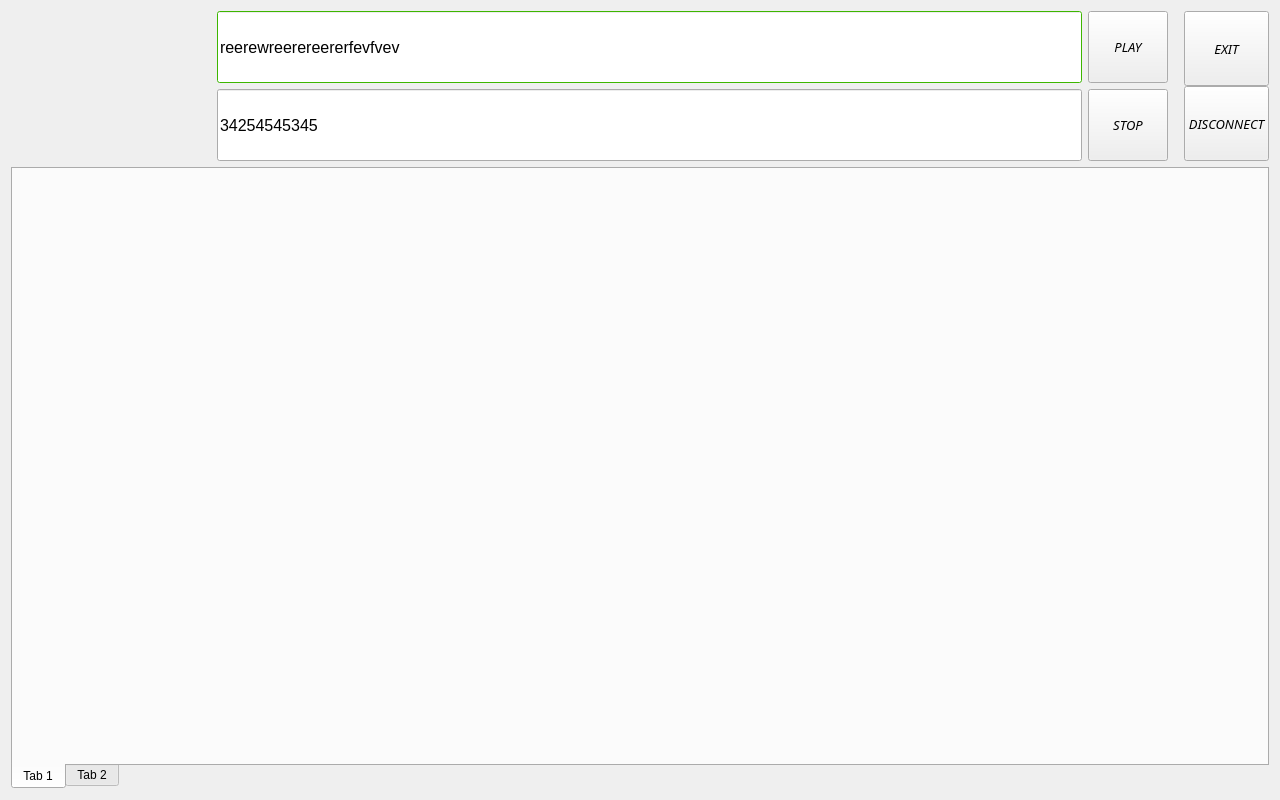
cyniu88/QT_kurs, file iDom_Client/idom_client.ui: the form before one commit.
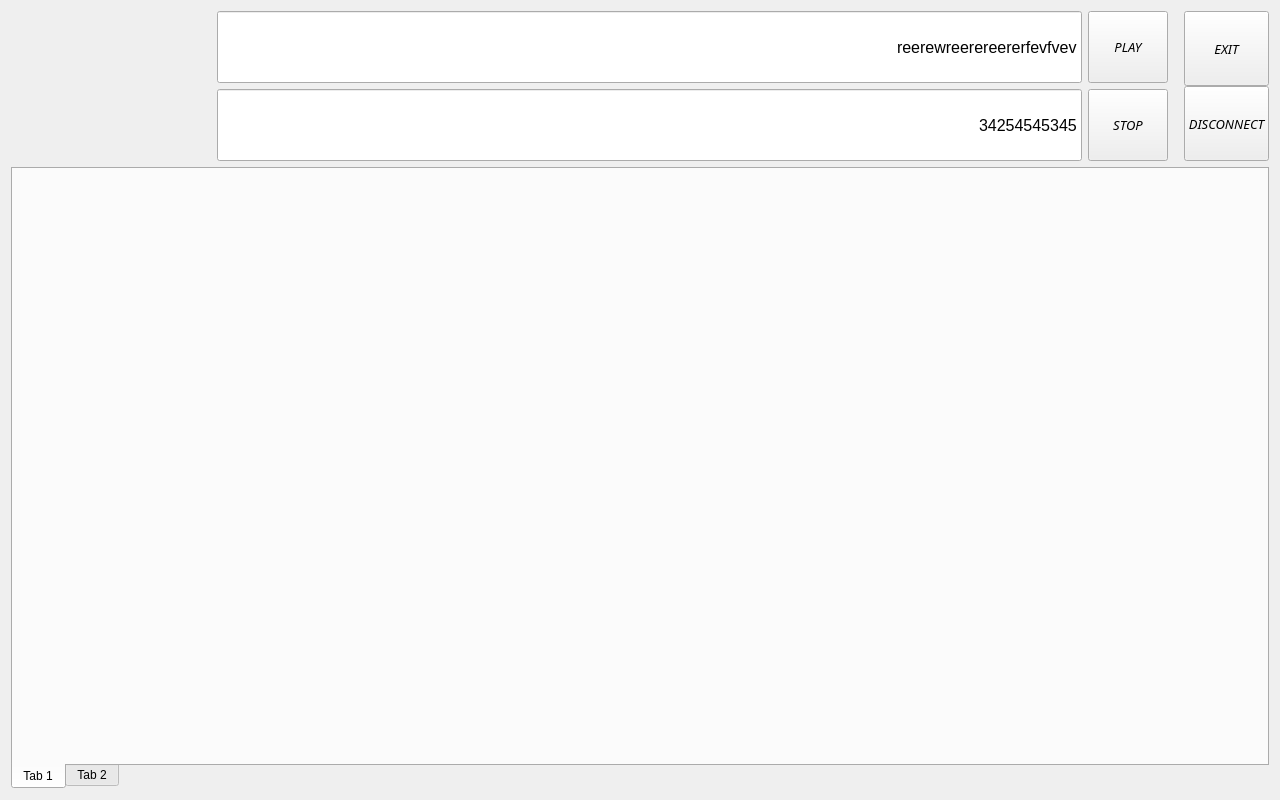
The form after the commit. Icons and pictures are not drawn.

```diff
--- a/iDom_Client/idom_client.ui
+++ b/iDom_Client/idom_client.ui
@@ -323,421 +323,6 @@
             <verstretch>0</verstretch>
            </sizepolicy>
           </property>
-          <property name="palette">
-           <palette>
-            <active>
-             <colorrole role="WindowText">
-              <brush brushstyle="SolidPattern">
-               <color alpha="255">
-                <red>0</red>
-                <green>0</green>
-                <blue>0</blue>
-               </color>
-              </brush>
-             </colorrole>
-             <colorrole role="Button">
-              <brush brushstyle="SolidPattern">
-               <color alpha="255">
-                <red>85</red>
-                <green>255</green>
-                <blue>0</blue>
-               </color>
-              </brush>
-             </colorrole>
-             <colorrole role="Light">
-              <brush brushstyle="SolidPattern">
-               <color alpha="255">
-                <red>170</red>
-                <green>255</green>
-                <blue>127</blue>
-               </color>
-              </brush>
-             </colorrole>
-             <colorrole role="Midlight">
-              <brush brushstyle="SolidPattern">
-               <color alpha="255">
-                <red>127</red>
-                <green>255</green>
-                <blue>63</blue>
-               </color>
-              </brush>
-             </colorrole>
-             <colorrole role="Dark">
-              <brush brushstyle="SolidPattern">
-               <color alpha="255">
-                <red>42</red>
-                <green>127</green>
-                <blue>0</blue>
-               </color>
-              </brush>
-             </colorrole>
-             <colorrole role="Mid">
-              <brush brushstyle="SolidPattern">
-               <color alpha="255">
-                <red>56</red>
-                <green>170</green>
-                <blue>0</blue>
-               </color>
-              </brush>
-             </colorrole>
-             <colorrole role="Text">
-              <brush brushstyle="SolidPattern">
-               <color alpha="255">
-                <red>0</red>
-                <green>0</green>
-                <blue>0</blue>
-               </color>
-              </brush>
-             </colorrole>
-             <colorrole role="BrightText">
-              <brush brushstyle="SolidPattern">
-               <color alpha="255">
-                <red>255</red>
-                <green>255</green>
-                <blue>255</blue>
-               </color>
-              </brush>
-             </colorrole>
-             <colorrole role="ButtonText">
-              <brush brushstyle="SolidPattern">
-               <color alpha="255">
-                <red>0</red>
-                <green>0</green>
-                <blue>0</blue>
-               </color>
-              </brush>
-             </colorrole>
-             <colorrole role="Base">
-              <brush brushstyle="SolidPattern">
-               <color alpha="255">
-                <red>255</red>
-                <green>255</green>
-                <blue>255</blue>
-               </color>
-              </brush>
-             </colorrole>
-             <colorrole role="Window">
-              <brush brushstyle="SolidPattern">
-               <color alpha="255">
-                <red>85</red>
-                <green>255</green>
-                <blue>0</blue>
-               </color>
-              </brush>
-             </colorrole>
-             <colorrole role="Shadow">
-              <brush brushstyle="SolidPattern">
-               <color alpha="255">
-                <red>0</red>
-                <green>0</green>
-                <blue>0</blue>
-               </color>
-              </brush>
-             </colorrole>
-             <colorrole role="AlternateBase">
-              <brush brushstyle="SolidPattern">
-               <color alpha="255">
-                <red>170</red>
-                <green>255</green>
-                <blue>127</blue>
-               </color>
-              </brush>
-             </colorrole>
-             <colorrole role="ToolTipBase">
-              <brush brushstyle="SolidPattern">
-               <color alpha="255">
-                <red>255</red>
-                <green>255</green>
-                <blue>220</blue>
-               </color>
-              </brush>
-             </colorrole>
-             <colorrole role="ToolTipText">
-              <brush brushstyle="SolidPattern">
-               <color alpha="255">
-                <red>0</red>
-                <green>0</green>
-                <blue>0</blue>
-               </color>
-              </brush>
-             </colorrole>
-            </active>
-            <inactive>
-             <colorrole role="WindowText">
-              <brush brushstyle="SolidPattern">
-               <color alpha="255">
-                <red>0</red>
-                <green>0</green>
-                <blue>0</blue>
-               </color>
-              </brush>
-             </colorrole>
-             <colorrole role="Button">
-              <brush brushstyle="SolidPattern">
-               <color alpha="255">
-                <red>85</red>
-                <green>255</green>
-                <blue>0</blue>
-               </color>
-              </brush>
-             </colorrole>
-             <colorrole role="Light">
-              <brush brushstyle="SolidPattern">
-               <color alpha="255">
-                <red>170</red>
-                <green>255</green>
-                <blue>127</blue>
-               </color>
-              </brush>
-             </colorrole>
-             <colorrole role="Midlight">
-              <brush brushstyle="SolidPattern">
-               <color alpha="255">
-                <red>127</red>
-                <green>255</green>
-                <blue>63</blue>
-               </color>
-              </brush>
-             </colorrole>
-             <colorrole role="Dark">
-              <brush brushstyle="SolidPattern">
-               <color alpha="255">
-                <red>42</red>
-                <green>127</green>
-                <blue>0</blue>
-               </color>
-              </brush>
-             </colorrole>
-             <colorrole role="Mid">
-              <brush brushstyle="SolidPattern">
-               <color alpha="255">
-                <red>56</red>
-                <green>170</green>
-                <blue>0</blue>
-               </color>
-              </brush>
-             </colorrole>
-             <colorrole role="Text">
-              <brush brushstyle="SolidPattern">
-               <color alpha="255">
-                <red>0</red>
-                <green>0</green>
-                <blue>0</blue>
-               </color>
-              </brush>
-             </colorrole>
-             <colorrole role="BrightText">
-              <brush brushstyle="SolidPattern">
-               <color alpha="255">
-                <red>255</red>
-                <green>255</green>
-                <blue>255</blue>
-               </color>
-              </brush>
-             </colorrole>
-             <colorrole role="ButtonText">
-              <brush brushstyle="SolidPattern">
-               <color alpha="255">
-                <red>0</red>
-                <green>0</green>
-                <blue>0</blue>
-               </color>
-              </brush>
-             </colorrole>
-             <colorrole role="Base">
-              <brush brushstyle="SolidPattern">
-               <color alpha="255">
-                <red>255</red>
-                <green>255</green>
-                <blue>255</blue>
-               </color>
-              </brush>
-             </colorrole>
-             <colorrole role="Window">
-              <brush brushstyle="SolidPattern">
-               <color alpha="255">
-                <red>85</red>
-                <green>255</green>
-                <blue>0</blue>
-               </color>
-              </brush>
-             </colorrole>
-             <colorrole role="Shadow">
-              <brush brushstyle="SolidPattern">
-               <color alpha="255">
-                <red>0</red>
-                <green>0</green>
-                <blue>0</blue>
-               </color>
-              </brush>
-             </colorrole>
-             <colorrole role="AlternateBase">
-              <brush brushstyle="SolidPattern">
-               <color alpha="255">
-                <red>170</red>
-                <green>255</green>
-                <blue>127</blue>
-               </color>
-              </brush>
-             </colorrole>
-             <colorrole role="ToolTipBase">
-              <brush brushstyle="SolidPattern">
-               <color alpha="255">
-                <red>255</red>
-                <green>255</green>
-                <blue>220</blue>
-               </color>
-              </brush>
-             </colorrole>
-             <colorrole role="ToolTipText">
-              <brush brushstyle="SolidPattern">
-               <color alpha="255">
-                <red>0</red>
-                <green>0</green>
-                <blue>0</blue>
-               </color>
-              </brush>
-             </colorrole>
-            </inactive>
-            <disabled>
-             <colorrole role="WindowText">
-              <brush brushstyle="SolidPattern">
-               <color alpha="255">
-                <red>42</red>
-                <green>127</green>
-                <blue>0</blue>
-               </color>
-              </brush>
-             </colorrole>
-             <colorrole role="Button">
-              <brush brushstyle="SolidPattern">
-               <color alpha="255">
-                <red>85</red>
-                <green>255</green>
-                <blue>0</blue>
-               </color>
-              </brush>
-             </colorrole>
-             <colorrole role="Light">
-              <brush brushstyle="SolidPattern">
-               <color alpha="255">
-                <red>170</red>
-                <green>255</green>
-                <blue>127</blue>
-               </color>
-              </brush>
-             </colorrole>
-             <colorrole role="Midlight">
-              <brush brushstyle="SolidPattern">
-               <color alpha="255">
-                <red>127</red>
-                <green>255</green>
-                <blue>63</blue>
-               </color>
-              </brush>
-             </colorrole>
-             <colorrole role="Dark">
-              <brush brushstyle="SolidPattern">
-               <color alpha="255">
-                <red>42</red>
-                <green>127</green>
-                <blue>0</blue>
-               </color>
-              </brush>
-             </colorrole>
-             <colorrole role="Mid">
-              <brush brushstyle="SolidPattern">
-               <color alpha="255">
-                <red>56</red>
-                <green>170</green>
-                <blue>0</blue>
-               </color>
-              </brush>
-             </colorrole>
-             <colorrole role="Text">
-              <brush brushstyle="SolidPattern">
-               <color alpha="255">
-                <red>42</red>
-                <green>127</green>
-                <blue>0</blue>
-               </color>
-              </brush>
-             </colorrole>
-             <colorrole role="BrightText">
-              <brush brushstyle="SolidPattern">
-               <color alpha="255">
-                <red>255</red>
-                <green>255</green>
-                <blue>255</blue>
-               </color>
-              </brush>
-             </colorrole>
-             <colorrole role="ButtonText">
-              <brush brushstyle="SolidPattern">
-               <color alpha="255">
-                <red>42</red>
-                <green>127</green>
-                <blue>0</blue>
-               </color>
-              </brush>
-             </colorrole>
-             <colorrole role="Base">
-              <brush brushstyle="SolidPattern">
-               <color alpha="255">
-                <red>85</red>
-                <green>255</green>
-                <blue>0</blue>
-               </color>
-              </brush>
-             </colorrole>
-             <colorrole role="Window">
-              <brush brushstyle="SolidPattern">
-               <color alpha="255">
-                <red>85</red>
-                <green>255</green>
-                <blue>0</blue>
-               </color>
-              </brush>
-             </colorrole>
-             <colorrole role="Shadow">
-              <brush brushstyle="SolidPattern">
-               <color alpha="255">
-                <red>0</red>
-                <green>0</green>
-                <blue>0</blue>
-               </color>
-              </brush>
-             </colorrole>
-             <colorrole role="AlternateBase">
-              <brush brushstyle="SolidPattern">
-               <color alpha="255">
-                <red>85</red>
-                <green>255</green>
-                <blue>0</blue>
-               </color>
-              </brush>
-             </colorrole>
-             <colorrole role="ToolTipBase">
-              <brush brushstyle="SolidPattern">
-               <color alpha="255">
-                <red>255</red>
-                <green>255</green>
-                <blue>220</blue>
-               </color>
-              </brush>
-             </colorrole>
-             <colorrole role="ToolTipText">
-              <brush brushstyle="SolidPattern">
-               <color alpha="255">
-                <red>0</red>
-                <green>0</green>
-                <blue>0</blue>
-               </color>
-              </brush>
-             </colorrole>
-            </disabled>
-           </palette>
-          </property>
           <property name="font">
            <font>
             <pointsize>12</pointsize>
@@ -746,12 +331,12 @@
           <property name="inputMask">
            <string>reerewreerereererfevfvev</string>
           </property>
+          <property name="alignment">
+           <set>Qt::AlignRight|Qt::AlignTrailing|Qt::AlignVCenter</set>
+          </property>
           <property name="readOnly">
            <bool>true</bool>
           </property>
-          <property name="clearButtonEnabled">
-           <bool>false</bool>
-          </property>
          </widget>
         </item>
         <item>
@@ -770,6 +355,9 @@
           <property name="inputMask">
            <string>34254545345</string>
           </property>
+          <property name="alignment">
+           <set>Qt::AlignRight|Qt::AlignTrailing|Qt::AlignVCenter</set>
+          </property>
           <property name="readOnly">
            <bool>true</bool>
           </property>
```
Left out of the diff: 17 changed lines with no effect on the pictures.
